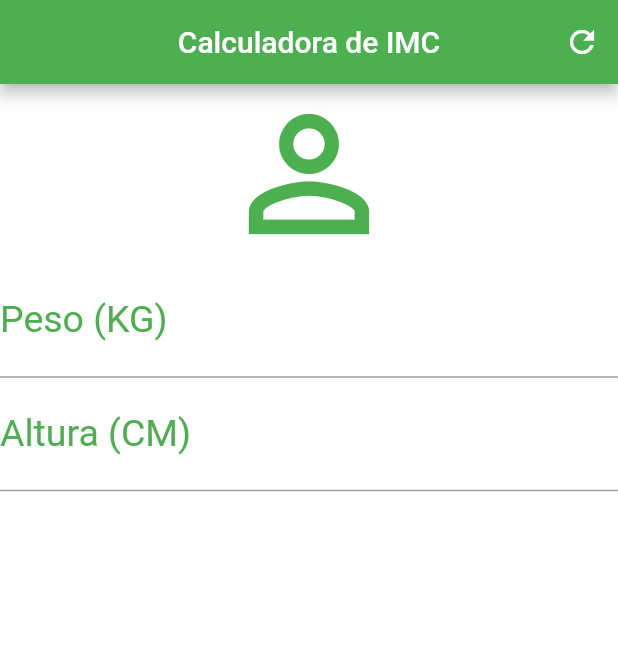
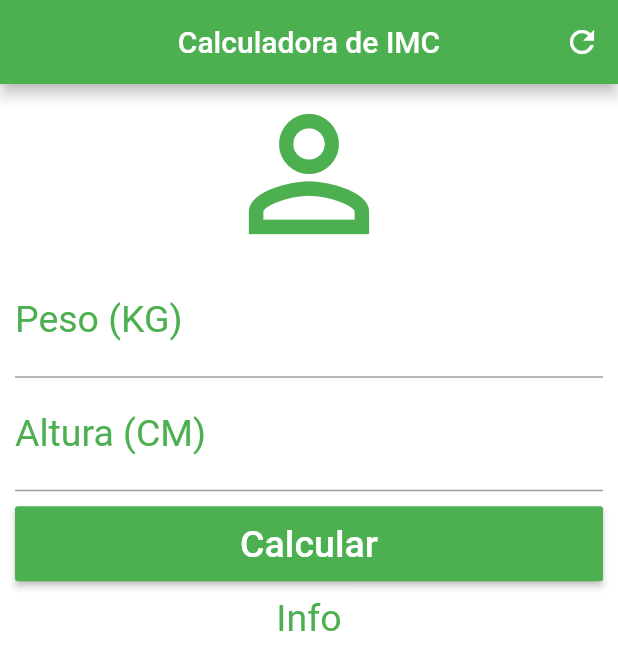
Before and after one commit to theer1k/flutter-imc-calculator, a Flutter app: the screen it shows after launch, on a phone screen of 412 x 824 dp. Shown: the top 670 px of the screen. Run offline on Flutter 3.47's test engine with Material 2 defaults, Android fonts, the phone set to English and light mode, and no system bars.

Commit message:
ScrollView and RaisedButton

```diff
--- a/lib/main.dart
+++ b/lib/main.dart
@@ -25,7 +25,9 @@ class _HomeState extends State<Home> {
           ],
         ),
         backgroundColor: Colors.white,
-      body: Column(
+        body: SingleChildScrollView(
+          padding: EdgeInsets.fromLTRB(10.0, 0.0, 10.0, 0.0),
+          child: Column(
             crossAxisAlignment: CrossAxisAlignment.stretch,
             children: <Widget>[
               Icon(Icons.person_outline, size: 120.0, color: Colors.green),
@@ -48,9 +50,27 @@ class _HomeState extends State<Home> {
                   style: TextStyle(
                     color: Colors.green,
                     fontSize: 25.0,
-              ))
+                  )),
+              Padding(
+                  padding: EdgeInsets.only(top: 10.0, bottom: 10.0),
+                  child: Container(
+                    height: 50.0,
+                    child: RaisedButton(
+                      onPressed: () {},
+                      child: Text(
+                        "Calcular",
+                        style: TextStyle(color: Colors.white, fontSize: 25.0),
+                      ),
+                      color: Colors.green,
+                    ),
+                  )),
+              Text(
+                "Info",
+                textAlign: TextAlign.center,
+                style: TextStyle(color: Colors.green, fontSize: 25.0),
+              )
             ],
           ),
-    );
+        ));
   }
 }
```
Lines whose indentation alone changed are shown as unchanged.
